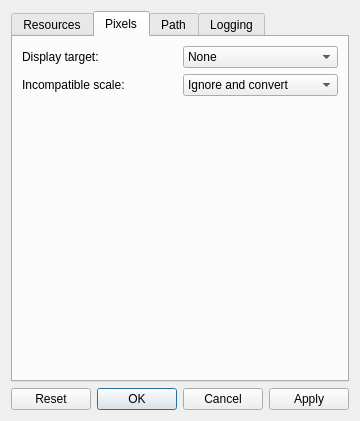
ploki/darkflow, file ui/preferences.ui: the form before one commit.
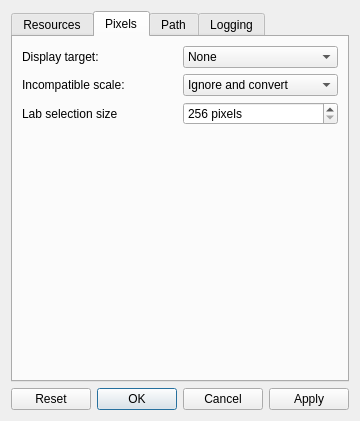
The form after the commit. The open tabs and pages were chosen to show the change.

```diff
--- a/ui/preferences.ui
+++ b/ui/preferences.ui
@@ -326,7 +326,7 @@
          </item>
         </widget>
        </item>
-       <item row="2" column="0">
+       <item row="3" column="0">
         <spacer name="verticalSpacer_4">
          <property name="orientation">
           <enum>Qt::Vertical</enum>
@@ -365,6 +365,26 @@
          </item>
         </widget>
        </item>
+       <item row="2" column="0">
+        <widget class="QLabel" name="labelLabSelectionSize">
+         <property name="text">
+          <string>Lab selection size</string>
+         </property>
+        </widget>
+       </item>
+       <item row="2" column="1">
+        <widget class="QSpinBox" name="spinLabSelectionSize">
+         <property name="suffix">
+          <string> pixels</string>
+         </property>
+         <property name="minimum">
+          <number>256</number>
+         </property>
+         <property name="maximum">
+          <number>2000</number>
+         </property>
+        </widget>
+       </item>
       </layout>
      </widget>
      <widget class="QWidget" name="tab_path">
```
